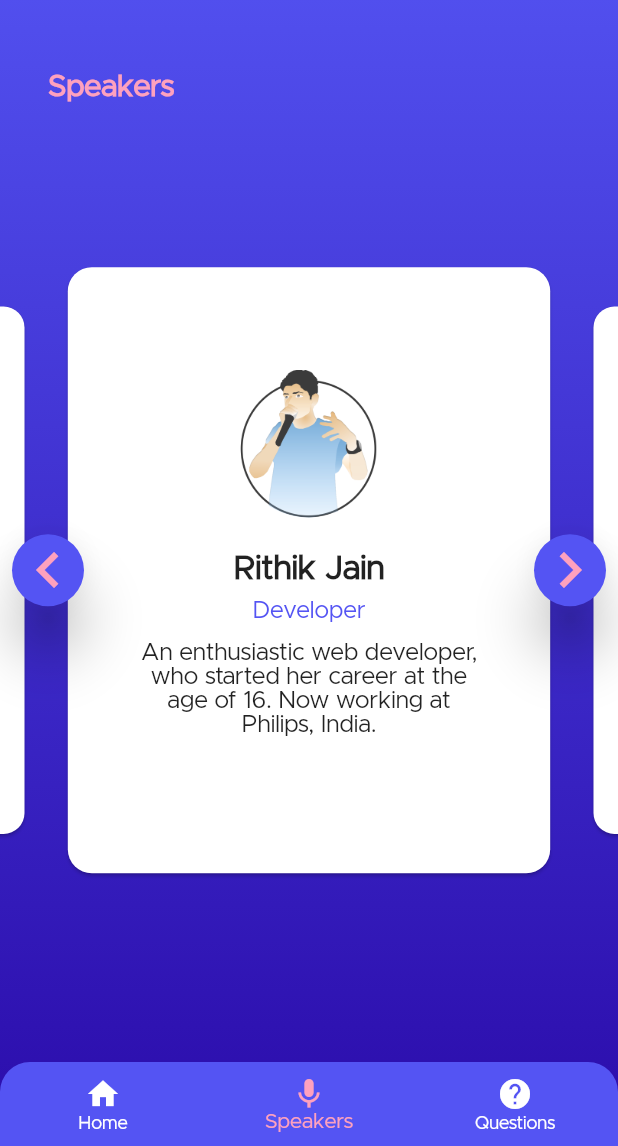
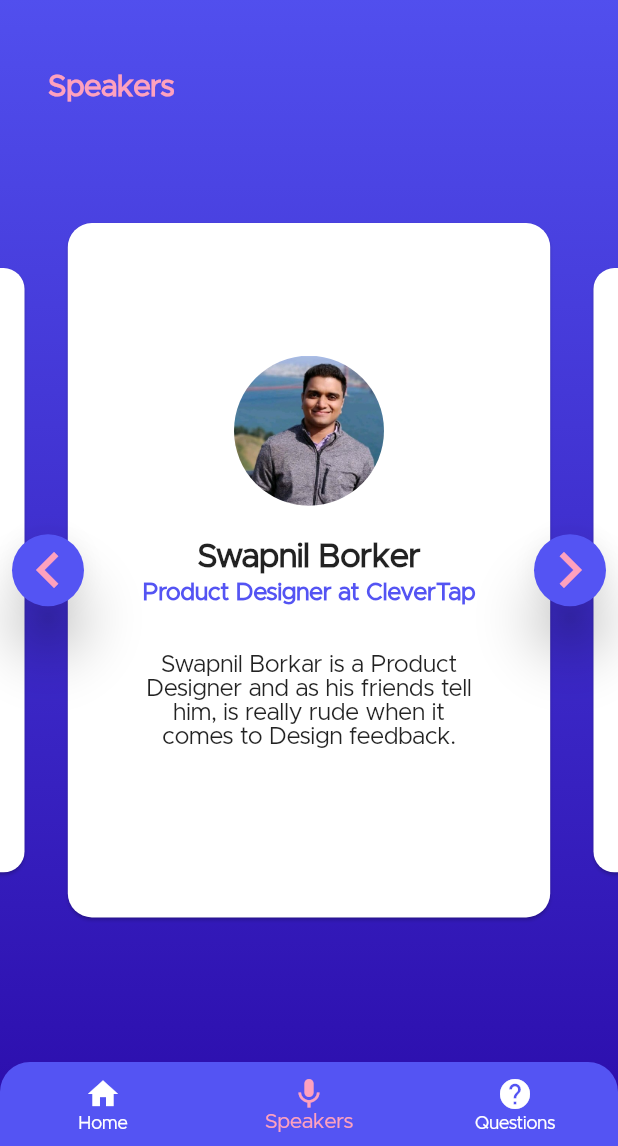
Before and after one commit to rithikjain/devstack-app, a Flutter app: the BaseScreen screen opened by its route, item 2 of the bottom bar chosen, on a phone screen of 412 x 824 dp, the part 90-1236 px from its top. Run offline on Flutter 3.47's test engine with Material 2 defaults, Android fonts, the phone set to English and light mode, and no system bars; drawn by our look-alikes of carousel_slider; our stand-ins replace cloud_firestore, firebase_auth, firebase_core, google_sign_in, shared_preferences; accounts and stored records are empty; project files that could hold a hidden picture were left out.

Commit message:
SpeakersScreen: Added speakers details

```diff
--- a/lib/src/presentation/screens/main/speakers_screen.dart
+++ b/lib/src/presentation/screens/main/speakers_screen.dart
@@ -13,15 +13,32 @@ class SpeakersScreen extends StatelessWidget {
         CarouselSlider(
           carouselController: _carouselController,
           items: [
-            SpeakerCard(),
-            SpeakerCard(),
-            SpeakerCard(),
-            SpeakerCard(),
+            SpeakerCard(
+              speakerName: "Swapnil Borker",
+              speakerPosition: "Product Designer at CleverTap",
+              speakerImage: "assets/images/swapnil.jpeg",
+              speakerDescription:
+                  "Swapnil Borkar is a Product Designer and as his friends tell him, is really rude when it comes to Design feedback.",
+            ),
+            SpeakerCard(
+              speakerName: "Punitma Malhotra",
+              speakerPosition: "Founder of Blue Astral",
+              speakerImage: "assets/images/punitma.jpeg",
+              speakerDescription:
+                  "Punitma is not only a dedicated SW Engineer. She has the people skills to get right to the heart of so many group issues to keep a team going.",
+            ),
+            SpeakerCard(
+              speakerName: "Senthilkumar Murugesan",
+              speakerPosition: "Co-Founder of JioVio healthcare",
+              speakerImage: "assets/images/senthilkumar.jpeg",
+              speakerDescription:
+                  "Senthilkumar has a great passion for innovating through technology to solve real-life problems. He has innovated in fields like wireless network, defence, maternal healthcare, and safety solutions and filed nearly 10+ patents for the same.",
+            ),
           ],
           options: CarouselOptions(
             autoPlay: false,
             initialPage: 0,
-            height: MediaQuery.of(context).size.height * 3 / 6,
+            height: MediaQuery.of(context).size.height * 4 / 7,
             viewportFraction: 0.8,
             enlargeCenterPage: true,
             enlargeStrategy: CenterPageEnlargeStrategy.scale,
--- a/lib/src/presentation/widgets/speaker_card.dart
+++ b/lib/src/presentation/widgets/speaker_card.dart
@@ -2,6 +2,18 @@ import 'package:devtalks/src/presentation/themes/text_styles.dart';
 import 'package:flutter/material.dart';
 
 class SpeakerCard extends StatelessWidget {
+  final String speakerName;
+  final String speakerPosition;
+  final String speakerImage;
+  final String speakerDescription;
+
+  SpeakerCard({
+    this.speakerName,
+    this.speakerPosition,
+    this.speakerImage,
+    this.speakerDescription,
+  });
+
   @override
   Widget build(BuildContext context) {
     return Card(
@@ -17,24 +29,24 @@ class SpeakerCard extends StatelessWidget {
                 margin: EdgeInsets.only(bottom: 16),
                 height: 100,
                 child: ClipOval(
-                  child: Image.asset("assets/images/Profile4.png"),
+                  child: Image.asset(speakerImage),
                 ),
               ),
               SizedBox(height: 8),
               Text(
-                "Rithik Jain",
+                speakerName,
                 style: BlackHeadingText,
               ),
-              SizedBox(height: 8),
+              SizedBox(height: 4),
               Text(
-                "Developer",
-                style: BlueText,
+                speakerPosition,
+                style: BlueText.copyWith(fontWeight: FontWeight.bold),
               ),
-              SizedBox(height: 12),
+              SizedBox(height: 32),
               Container(
                 margin: EdgeInsets.symmetric(horizontal: 32),
                 child: Text(
-                  "An enthusiastic web developer, who started her career at the age of 16. Now working at Philips, India.",
+                  speakerDescription,
                   style: TextStyle(fontSize: 16),
                   textAlign: TextAlign.center,
                 ),
```
Also changed, not shown: assets/images/punitma.jpeg (added), assets/images/senthilkumar.jpeg (added), assets/images/swapnil.jpeg (added).
